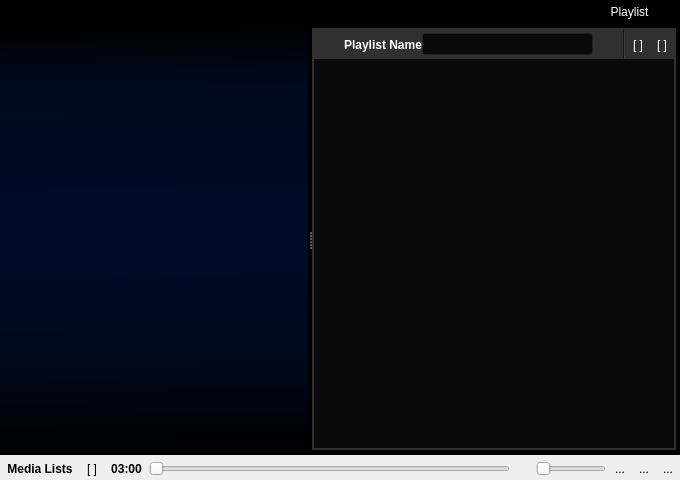
Qt form mainwindow.ui (KDE/bangarang) before a commit.
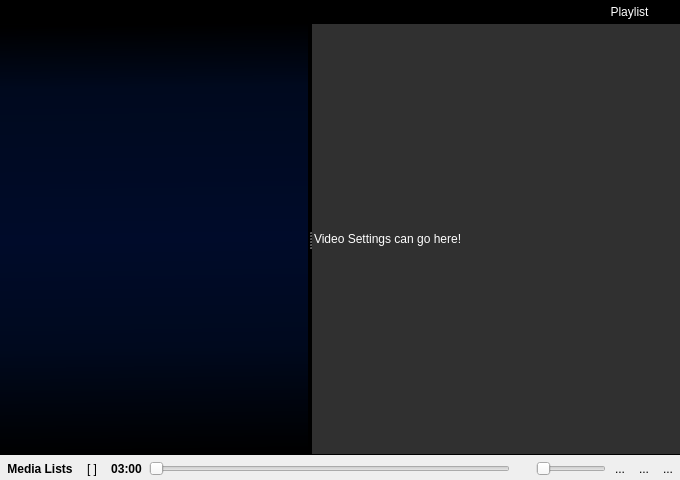
The same form after that commit. The open tabs and pages were chosen to show the change. Icons and pictures are not drawn. Custom widgets are drawn as their Qt base class.

Commit message: Add contextStack and put playlist on firstpage.  Video settings can placed on videoSettingsPage.

```diff
--- a/mainwindow.ui
+++ b/mainwindow.ui
@@ -35,7 +35,7 @@
      <verstretch>0</verstretch>
     </sizepolicy>
    </property>
-   <layout class="QVBoxLayout" name="verticalLayout_7">
+   <layout class="QHBoxLayout" name="horizontalLayout_16">
     <property name="margin">
      <number>0</number>
     </property>
@@ -1996,7 +1996,7 @@
                </widget>
               </item>
               <item>
-               <widget class="QToolButton" name="videoSettings">
+               <widget class="QToolButton" name="showVideoSettings">
                 <property name="text">
                  <string/>
                 </property>
@@ -2463,12 +2463,6 @@
                  <enum>Qt::Horizontal</enum>
                 </property>
                 <widget class="QStackedWidget" name="viewerStack">
-                 <property name="sizePolicy">
-                  <sizepolicy hsizetype="Preferred" vsizetype="Minimum">
-                   <horstretch>0</horstretch>
-                   <verstretch>0</verstretch>
-                  </sizepolicy>
-                 </property>
                  <property name="minimumSize">
                   <size>
                    <width>250</width>
@@ -3378,7 +3372,7 @@
                  </widget>
                  <widget class="QWidget" name="imagesNowPlaying"/>
                 </widget>
-                <widget class="QWidget" name="playlistHolder" native="true">
+                <widget class="QStackedWidget" name="contextStack">
                  <property name="palette">
                   <palette>
                    <active>
@@ -3797,6 +3791,10 @@
                  <property name="autoFillBackground">
                   <bool>true</bool>
                  </property>
+                 <property name="currentIndex">
+                  <number>0</number>
+                 </property>
+                 <widget class="QWidget" name="playlistHolderPage1" native="true">
                  <layout class="QVBoxLayout" name="verticalLayout_13">
                   <property name="spacing">
                    <number>4</number>
@@ -4453,6 +4451,460 @@
                    </widget>
                   </item>
                  </layout>
+                 </widget>
+                 <widget class="QWidget" name="videoSettingsPage">
+                  <layout class="QVBoxLayout" name="verticalLayout_7">
+                   <property name="spacing">
+                    <number>0</number>
+                   </property>
+                   <property name="margin">
+                    <number>0</number>
+                   </property>
+                   <item>
+                    <widget class="QFrame" name="frame_21">
+                     <property name="palette">
+                      <palette>
+                       <active>
+                        <colorrole role="WindowText">
+                         <brush brushstyle="SolidPattern">
+                          <color alpha="255">
+                           <red>255</red>
+                           <green>255</green>
+                           <blue>255</blue>
+                          </color>
+                         </brush>
+                        </colorrole>
+                        <colorrole role="Button">
+                         <brush brushstyle="SolidPattern">
+                          <color alpha="255">
+                           <red>48</red>
+                           <green>48</green>
+                           <blue>48</blue>
+                          </color>
+                         </brush>
+                        </colorrole>
+                        <colorrole role="Light">
+                         <brush brushstyle="SolidPattern">
+                          <color alpha="255">
+                           <red>61</red>
+                           <green>61</green>
+                           <blue>61</blue>
+                          </color>
+                         </brush>
+                        </colorrole>
+                        <colorrole role="Midlight">
+                         <brush brushstyle="SolidPattern">
+                          <color alpha="255">
+                           <red>48</red>
+                           <green>48</green>
+                           <blue>48</blue>
+                          </color>
+                         </brush>
+                        </colorrole>
+                        <colorrole role="Dark">
+                         <brush brushstyle="SolidPattern">
+                          <color alpha="255">
+                           <red>24</red>
+                           <green>24</green>
+                           <blue>24</blue>
+                          </color>
+                         </brush>
+                        </colorrole>
+                        <colorrole role="Mid">
+                         <brush brushstyle="SolidPattern">
+                          <color alpha="255">
+                           <red>32</red>
+                           <green>32</green>
+                           <blue>32</blue>
+                          </color>
+                         </brush>
+                        </colorrole>
+                        <colorrole role="Text">
+                         <brush brushstyle="SolidPattern">
+                          <color alpha="255">
+                           <red>255</red>
+                           <green>255</green>
+                           <blue>255</blue>
+                          </color>
+                         </brush>
+                        </colorrole>
+                        <colorrole role="BrightText">
+                         <brush brushstyle="SolidPattern">
+                          <color alpha="255">
+                           <red>255</red>
+                           <green>255</green>
+                           <blue>255</blue>
+                          </color>
+                         </brush>
+                        </colorrole>
+                        <colorrole role="ButtonText">
+                         <brush brushstyle="SolidPattern">
+                          <color alpha="255">
+                           <red>255</red>
+                           <green>255</green>
+                           <blue>255</blue>
+                          </color>
+                         </brush>
+                        </colorrole>
+                        <colorrole role="Base">
+                         <brush brushstyle="SolidPattern">
+                          <color alpha="255">
+                           <red>10</red>
+                           <green>10</green>
+                           <blue>10</blue>
+                          </color>
+                         </brush>
+                        </colorrole>
+                        <colorrole role="Window">
+                         <brush brushstyle="SolidPattern">
+                          <color alpha="255">
+                           <red>48</red>
+                           <green>48</green>
+                           <blue>48</blue>
+                          </color>
+                         </brush>
+                        </colorrole>
+                        <colorrole role="Shadow">
+                         <brush brushstyle="SolidPattern">
+                          <color alpha="255">
+                           <red>219</red>
+                           <green>219</green>
+                           <blue>219</blue>
+                          </color>
+                         </brush>
+                        </colorrole>
+                        <colorrole role="AlternateBase">
+                         <brush brushstyle="SolidPattern">
+                          <color alpha="255">
+                           <red>28</red>
+                           <green>28</green>
+                           <blue>28</blue>
+                          </color>
+                         </brush>
+                        </colorrole>
+                        <colorrole role="ToolTipBase">
+                         <brush brushstyle="SolidPattern">
+                          <color alpha="255">
+                           <red>255</red>
+                           <green>255</green>
+                           <blue>220</blue>
+                          </color>
+                         </brush>
+                        </colorrole>
+                        <colorrole role="ToolTipText">
+                         <brush brushstyle="SolidPattern">
+                          <color alpha="255">
+                           <red>0</red>
+                           <green>0</green>
+                           <blue>0</blue>
+                          </color>
+                         </brush>
+                        </colorrole>
+                       </active>
+                       <inactive>
+                        <colorrole role="WindowText">
+                         <brush brushstyle="SolidPattern">
+                          <color alpha="255">
+                           <red>255</red>
+                           <green>255</green>
+                           <blue>255</blue>
+                          </color>
+                         </brush>
+                        </colorrole>
+                        <colorrole role="Button">
+                         <brush brushstyle="SolidPattern">
+                          <color alpha="255">
+                           <red>48</red>
+                           <green>48</green>
+                           <blue>48</blue>
+                          </color>
+                         </brush>
+                        </colorrole>
+                        <colorrole role="Light">
+                         <brush brushstyle="SolidPattern">
+                          <color alpha="255">
+                           <red>61</red>
+                           <green>61</green>
+                           <blue>61</blue>
+                          </color>
+                         </brush>
+                        </colorrole>
+                        <colorrole role="Midlight">
+                         <brush brushstyle="SolidPattern">
+                          <color alpha="255">
+                           <red>48</red>
+                           <green>48</green>
+                           <blue>48</blue>
+                          </color>
+                         </brush>
+                        </colorrole>
+                        <colorrole role="Dark">
+                         <brush brushstyle="SolidPattern">
+                          <color alpha="255">
+                           <red>24</red>
+                           <green>24</green>
+                           <blue>24</blue>
+                          </color>
+                         </brush>
+                        </colorrole>
+                        <colorrole role="Mid">
+                         <brush brushstyle="SolidPattern">
+                          <color alpha="255">
+                           <red>32</red>
+                           <green>32</green>
+                           <blue>32</blue>
+                          </color>
+                         </brush>
+                        </colorrole>
+                        <colorrole role="Text">
+                         <brush brushstyle="SolidPattern">
+                          <color alpha="255">
+                           <red>255</red>
+                           <green>255</green>
+                           <blue>255</blue>
+                          </color>
+                         </brush>
+                        </colorrole>
+                        <colorrole role="BrightText">
+                         <brush brushstyle="SolidPattern">
+                          <color alpha="255">
+                           <red>255</red>
+                           <green>255</green>
+                           <blue>255</blue>
+                          </color>
+                         </brush>
+                        </colorrole>
+                        <colorrole role="ButtonText">
+                         <brush brushstyle="SolidPattern">
+                          <color alpha="255">
+                           <red>255</red>
+                           <green>255</green>
+                           <blue>255</blue>
+                          </color>
+                         </brush>
+                        </colorrole>
+                        <colorrole role="Base">
+                         <brush brushstyle="SolidPattern">
+                          <color alpha="255">
+                           <red>10</red>
+                           <green>10</green>
+                           <blue>10</blue>
+                          </color>
+                         </brush>
+                        </colorrole>
+                        <colorrole role="Window">
+                         <brush brushstyle="SolidPattern">
+                          <color alpha="255">
+                           <red>48</red>
+                           <green>48</green>
+                           <blue>48</blue>
+                          </color>
+                         </brush>
+                        </colorrole>
+                        <colorrole role="Shadow">
+                         <brush brushstyle="SolidPattern">
+                          <color alpha="255">
+                           <red>219</red>
+                           <green>219</green>
+                           <blue>219</blue>
+                          </color>
+                         </brush>
+                        </colorrole>
+                        <colorrole role="AlternateBase">
+                         <brush brushstyle="SolidPattern">
+                          <color alpha="255">
+                           <red>28</red>
+                           <green>28</green>
+                           <blue>28</blue>
+                          </color>
+                         </brush>
+                        </colorrole>
+                        <colorrole role="ToolTipBase">
+                         <brush brushstyle="SolidPattern">
+                          <color alpha="255">
+                           <red>255</red>
+                           <green>255</green>
+                           <blue>220</blue>
+                          </color>
+                         </brush>
+                        </colorrole>
+                        <colorrole role="ToolTipText">
+                         <brush brushstyle="SolidPattern">
+                          <color alpha="255">
+                           <red>0</red>
+                           <green>0</green>
+                           <blue>0</blue>
+                          </color>
+                         </brush>
+                        </colorrole>
+                       </inactive>
+                       <disabled>
+                        <colorrole role="WindowText">
+                         <brush brushstyle="SolidPattern">
+                          <color alpha="255">
+                           <red>24</red>
+                           <green>24</green>
+                           <blue>24</blue>
+                          </color>
+                         </brush>
+                        </colorrole>
+                        <colorrole role="Button">
+                         <brush brushstyle="SolidPattern">
+                          <color alpha="255">
+                           <red>48</red>
+                           <green>48</green>
+                           <blue>48</blue>
+                          </color>
+                         </brush>
+                        </colorrole>
+                        <colorrole role="Light">
+                         <brush brushstyle="SolidPattern">
+                          <color alpha="255">
+                           <red>61</red>
+                           <green>61</green>
+                           <blue>61</blue>
+                          </color>
+                         </brush>
+                        </colorrole>
+                        <colorrole role="Midlight">
+                         <brush brushstyle="SolidPattern">
+                          <color alpha="255">
+                           <red>48</red>
+                           <green>48</green>
+                           <blue>48</blue>
+                          </color>
+                         </brush>
+                        </colorrole>
+                        <colorrole role="Dark">
+                         <brush brushstyle="SolidPattern">
+                          <color alpha="255">
+                           <red>24</red>
+                           <green>24</green>
+                           <blue>24</blue>
+                          </color>
+                         </brush>
+                        </colorrole>
+                        <colorrole role="Mid">
+                         <brush brushstyle="SolidPattern">
+                          <color alpha="255">
+                           <red>32</red>
+                           <green>32</green>
+                           <blue>32</blue>
+                          </color>
+                         </brush>
+                        </colorrole>
+                        <colorrole role="Text">
+                         <brush brushstyle="SolidPattern">
+                          <color alpha="255">
+                           <red>24</red>
+                           <green>24</green>
+                           <blue>24</blue>
+                          </color>
+                         </brush>
+                        </colorrole>
+                        <colorrole role="BrightText">
+                         <brush brushstyle="SolidPattern">
+                          <color alpha="255">
+                           <red>255</red>
+                           <green>255</green>
+                           <blue>255</blue>
+                          </color>
+                         </brush>
+                        </colorrole>
+                        <colorrole role="ButtonText">
+                         <brush brushstyle="SolidPattern">
+                          <color alpha="255">
+                           <red>24</red>
+                           <green>24</green>
+                           <blue>24</blue>
+                          </color>
+                         </brush>
+                        </colorrole>
+                        <colorrole role="Base">
+                         <brush brushstyle="SolidPattern">
+                          <color alpha="255">
+                           <red>48</red>
+                           <green>48</green>
+                           <blue>48</blue>
+                          </color>
+                         </brush>
+                        </colorrole>
+                        <colorrole role="Window">
+                         <brush brushstyle="SolidPattern">
+                          <color alpha="255">
+                           <red>48</red>
+                           <green>48</green>
+                           <blue>48</blue>
+                          </color>
+                         </brush>
+                        </colorrole>
+                        <colorrole role="Shadow">
+                         <brush brushstyle="SolidPattern">
+                          <color alpha="255">
+                           <red>219</red>
+                           <green>219</green>
+                           <blue>219</blue>
+                          </color>
+                         </brush>
+                        </colorrole>
+                        <colorrole role="AlternateBase">
+                         <brush brushstyle="SolidPattern">
+                          <color alpha="255">
+                           <red>28</red>
+                           <green>28</green>
+                           <blue>28</blue>
+                          </color>
+                         </brush>
+                        </colorrole>
+                        <colorrole role="ToolTipBase">
+                         <brush brushstyle="SolidPattern">
+                          <color alpha="255">
+                           <red>255</red>
+                           <green>255</green>
+                           <blue>220</blue>
+                          </color>
+                         </brush>
+                        </colorrole>
+                        <colorrole role="ToolTipText">
+                         <brush brushstyle="SolidPattern">
+                          <color alpha="255">
+                           <red>0</red>
+                           <green>0</green>
+                           <blue>0</blue>
+                          </color>
+                         </brush>
+                        </colorrole>
+                       </disabled>
+                      </palette>
+                     </property>
+                     <property name="autoFillBackground">
+                      <bool>true</bool>
+                     </property>
+                     <property name="frameShape">
+                      <enum>QFrame::NoFrame</enum>
+                     </property>
+                     <property name="frameShadow">
+                      <enum>QFrame::Raised</enum>
+                     </property>
+                     <layout class="QVBoxLayout" name="verticalLayout_21">
+                      <property name="spacing">
+                       <number>0</number>
+                      </property>
+                      <property name="margin">
+                       <number>2</number>
+                      </property>
+                      <item>
+                       <widget class="QLabel" name="label_3">
+                        <property name="text">
+                         <string>Video Settings can go here!</string>
+                        </property>
+                       </widget>
+                      </item>
+                     </layout>
+                    </widget>
+                   </item>
+                  </layout>
+                 </widget>
                 </widget>
                </widget>
               </item>
```
Lines whose indentation alone changed are shown as unchanged. The commit also changes 1 other file.
